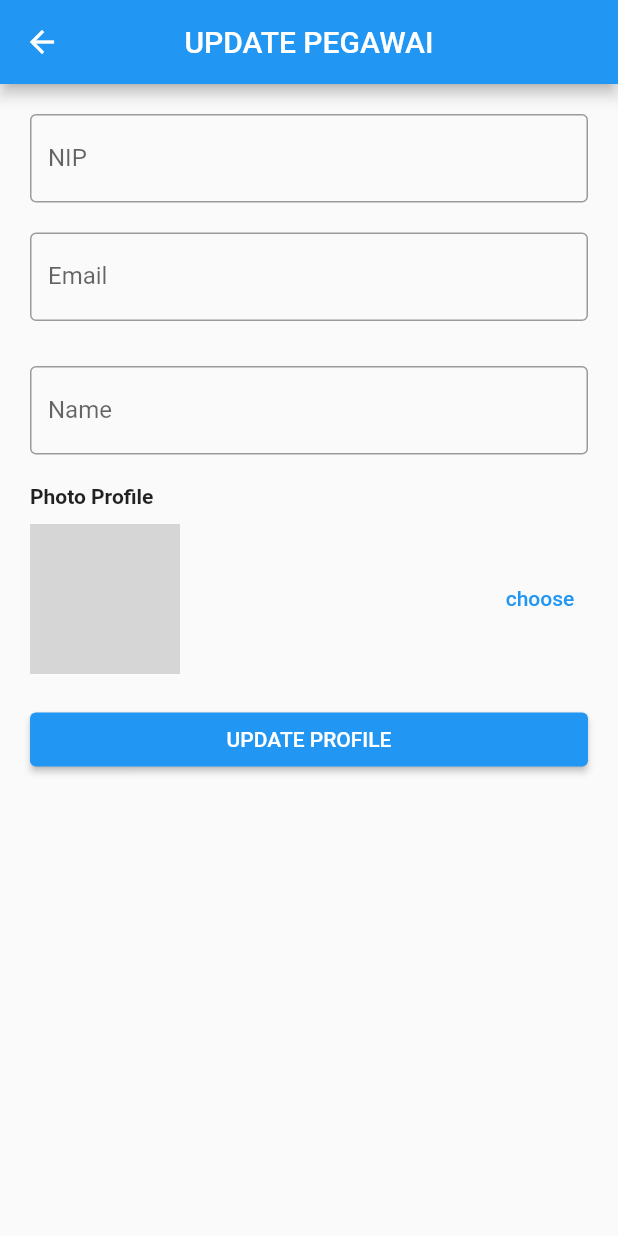
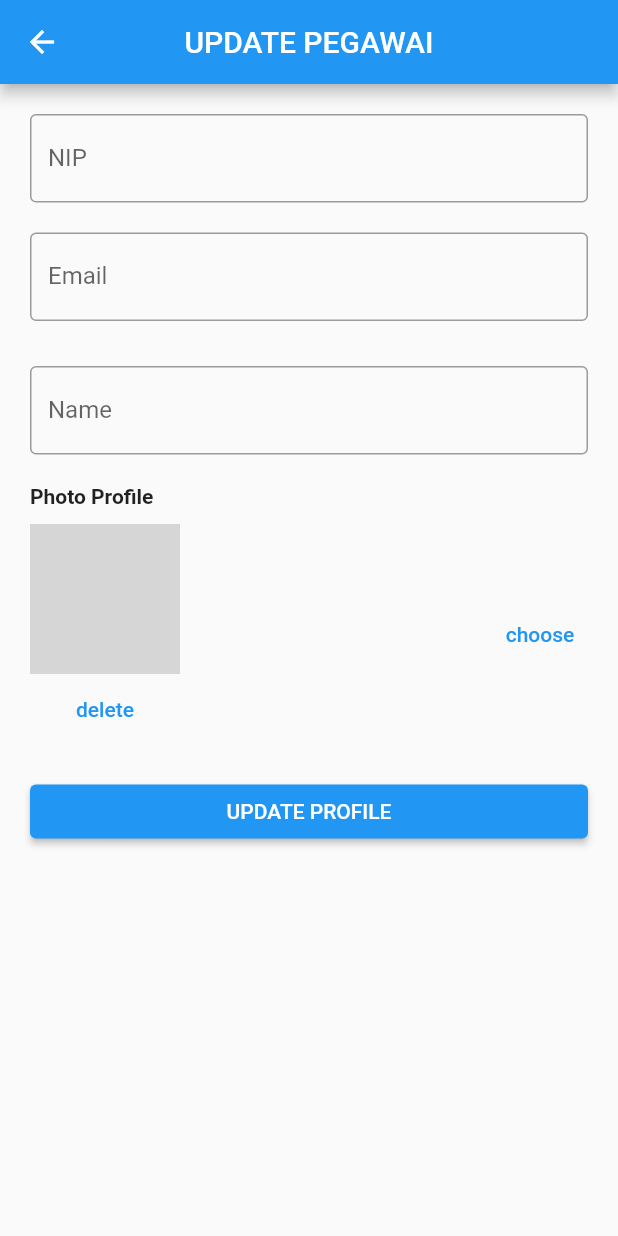
Before and after one commit to HernanFebri/presence_app_getx, a Flutter app: the UpdateProfileView screen opened directly with empty values, on a phone screen of 412 x 824 dp. Run offline on Flutter 3.47's test engine with Material 3 defaults, Android fonts, the phone set to English and light mode, and no system bars; our stand-ins replace cloud_firestore, firebase_auth, firebase_core, firebase_storage, get, image_picker; accounts and stored records are empty; network calls fail; grey boxes are pictures that could not be loaded.

Commit message:
Fix logic delete photo profile

```diff
--- a/lib/app/modules/update_profile/views/update_profile_view.dart
+++ b/lib/app/modules/update_profile/views/update_profile_view.dart
@@ -70,7 +70,7 @@ class UpdateProfileView extends GetView<UpdateProfileController> {
                 builder: (c) {
                   if (c.image != null) {
                     return ClipOval(
-                      child: Container(
+                      child: SizedBox(
                         height: 100,
                         width: 100,
                         child: Image.file(
@@ -81,8 +81,10 @@ class UpdateProfileView extends GetView<UpdateProfileController> {
                     );
                   } else {
                     if (user["profile"] != null) {
-                      return ClipOval(
-                        child: Container(
+                      return Column(
+                        children: [
+                          ClipOval(
+                            child: SizedBox(
                               height: 100,
                               width: 100,
                               child: Image.network(
@@ -90,6 +92,14 @@ class UpdateProfileView extends GetView<UpdateProfileController> {
                                 fit: BoxFit.cover,
                               ),
                             ),
+                          ),
+                          TextButton(
+                            onPressed: () {
+                              controller.deleteProfile(user["uid"]);
+                            },
+                            child: Text("delete"),
+                          )
+                        ],
                       );
                     } else {
                       return Text("NO IMAGE");
```
Also changed, not shown: lib/app/modules/update_profile/controllers/update_profile_controller.dart (+18 -7 lines). Lines whose indentation alone changed are shown as unchanged.
